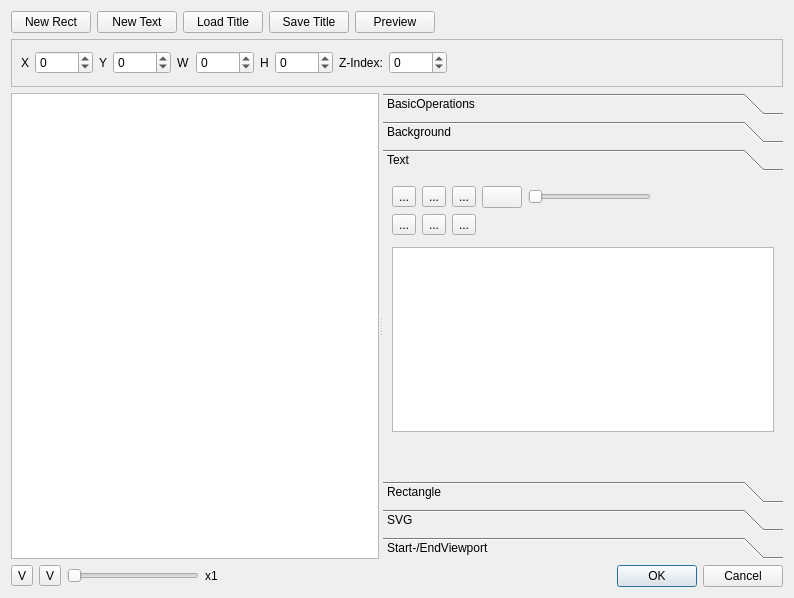
Old version of the form src/widgets/titlewidget_ui.ui in the repository KDE/kdenlive.
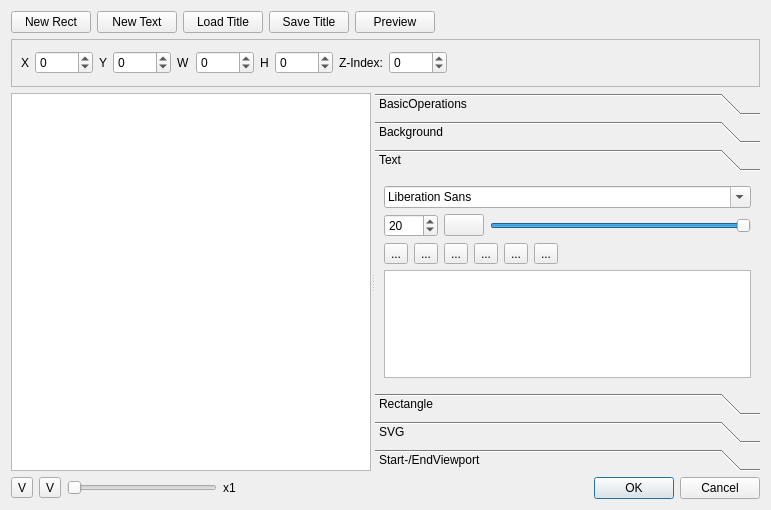
New version of the form. The open tabs and pages were chosen to show the change. Custom widgets are drawn as their Qt base class.

Commit message:
More work on title widget:
*disable textedit for now, it doesn't seem possible to make it work in sync with the qgraphicstextitem - for example selection in the 2 widgets cannot easily be synced, and the textedit->toHtml does not support color transparency...

* add picture of current project frame as background

```diff
--- a/src/widgets/titlewidget_ui.ui
+++ b/src/widgets/titlewidget_ui.ui
@@ -5,8 +5,8 @@
    <rect>
     <x>0</x>
     <y>0</y>
-    <width>794</width>
-    <height>598</height>
+    <width>771</width>
+    <height>510</height>
    </rect>
   </property>
   <property name="sizePolicy" >
@@ -18,8 +18,8 @@
   <property name="windowTitle" >
    <string>Dialog</string>
   </property>
-  <layout class="QGridLayout" name="gridLayout_2" >
-   <item row="0" column="0" colspan="6" >
+  <layout class="QGridLayout" name="gridLayout_4" >
+   <item row="0" column="0" colspan="5" >
     <layout class="QHBoxLayout" >
      <item>
       <widget class="QPushButton" name="newRectButton" >
@@ -71,7 +71,7 @@
      </item>
     </layout>
    </item>
-   <item row="1" column="0" colspan="6" >
+   <item row="1" column="0" colspan="5" >
     <widget class="QFrame" name="frame_properties" >
      <property name="frameShape" >
       <enum>QFrame::StyledPanel</enum>
@@ -185,7 +185,7 @@
      </layout>
     </widget>
    </item>
-   <item row="2" column="0" colspan="6" >
+   <item row="2" column="0" colspan="5" >
     <widget class="QSplitter" name="splitter" >
      <property name="sizePolicy" >
       <sizepolicy vsizetype="Expanding" hsizetype="Expanding" >
@@ -354,36 +354,29 @@
         <rect>
          <x>0</x>
          <y>0</y>
-         <width>358</width>
-         <height>246</height>
+         <width>267</width>
+         <height>177</height>
         </rect>
        </property>
        <attribute name="label" >
         <string>Text</string>
        </attribute>
-       <layout class="QGridLayout" >
+       <layout class="QGridLayout" name="gridLayout_2" >
         <item row="0" column="0" >
-         <layout class="QVBoxLayout" >
-          <item>
-           <layout class="QHBoxLayout" >
-            <item>
-             <widget class="QToolButton" name="toolButton_4" >
-              <property name="text" >
-               <string>...</string>
-              </property>
-             </widget>
-            </item>
+         <widget class="QFontComboBox" name="font_family" />
+        </item>
+        <item row="1" column="0" >
+         <layout class="QHBoxLayout" name="horizontalLayout" >
             <item>
-             <widget class="QToolButton" name="toolButton_5" >
-              <property name="text" >
-               <string>...</string>
-              </property>
-             </widget>
-            </item>
-            <item>
-             <widget class="QToolButton" name="toolButton_6" >
-              <property name="text" >
-               <string>...</string>
+           <widget class="QSpinBox" name="font_size" >
+            <property name="minimum" >
+             <number>8</number>
+            </property>
+            <property name="maximum" >
+             <number>1000</number>
+            </property>
+            <property name="value" >
+             <number>20</number>
               </property>
              </widget>
             </item>
@@ -392,57 +385,71 @@
             </item>
             <item>
              <widget class="QSlider" name="textAlpha" >
+            <property name="maximum" >
+             <number>255</number>
+            </property>
+            <property name="value" >
+             <number>255</number>
+            </property>
               <property name="orientation" >
                <enum>Qt::Horizontal</enum>
               </property>
              </widget>
             </item>
+         </layout>
+        </item>
+        <item row="2" column="0" >
+         <layout class="QHBoxLayout" name="horizontalLayout_2" >
             <item>
-             <spacer>
-              <property name="orientation" >
-               <enum>Qt::Horizontal</enum>
-              </property>
-              <property name="sizeHint" stdset="0" >
-               <size>
-                <width>40</width>
-                <height>20</height>
-               </size>
-              </property>
-             </spacer>
-            </item>
-           </layout>
+           <widget class="QToolButton" name="toolButton_6" >
+            <property name="text" >
+             <string>...</string>
+            </property>
+           </widget>
+          </item>
+          <item>
+           <widget class="QToolButton" name="toolButton_5" >
+            <property name="text" >
+             <string>...</string>
+            </property>
+           </widget>
+          </item>
+          <item>
+           <widget class="QToolButton" name="toolButton_4" >
+            <property name="text" >
+             <string>...</string>
+            </property>
+           </widget>
           </item>
           <item>
-           <layout class="QHBoxLayout" >
-            <item>
-             <widget class="QToolButton" name="toolButton" >
+           <widget class="QToolButton" name="toolButton_7" >
               <property name="text" >
                <string>...</string>
               </property>
              </widget>
             </item>
             <item>
-             <widget class="QToolButton" name="fontBold" >
+           <widget class="QToolButton" name="toolButton_8" >
               <property name="text" >
                <string>...</string>
               </property>
              </widget>
             </item>
             <item>
-             <widget class="QToolButton" name="toolButton_3" >
+           <widget class="QToolButton" name="toolButton_9" >
               <property name="text" >
                <string>...</string>
               </property>
              </widget>
             </item>
             <item>
-             <spacer>
+           <spacer name="horizontalSpacer_2" >
               <property name="orientation" >
                <enum>Qt::Horizontal</enum>
               </property>
               <property name="sizeHint" stdset="0" >
                <size>
-                <width>40</width>
+              <width>52</width>
                 <height>20</height>
                </size>
               </property>
@@ -450,40 +457,9 @@
             </item>
            </layout>
           </item>
-          <item>
-           <widget class="KFontRequester" name="kfontrequester" >
-            <property name="font" >
-             <font>
-              <family>Sans Serif</family>
-              <pointsize>20</pointsize>
-              <weight>50</weight>
-              <italic>false</italic>
-              <bold>false</bold>
-             </font>
-            </property>
-           </widget>
-          </item>
-          <item>
+        <item row="3" column="0" >
            <widget class="KTextEdit" name="ktextedit" />
           </item>
-          <item>
-           <spacer>
-            <property name="orientation" >
-             <enum>Qt::Vertical</enum>
-            </property>
-            <property name="sizeType" >
-             <enum>QSizePolicy::Expanding</enum>
-            </property>
-            <property name="sizeHint" stdset="0" >
-             <size>
-              <width>20</width>
-              <height>40</height>
-             </size>
-            </property>
-           </spacer>
-          </item>
-         </layout>
-        </item>
        </layout>
       </widget>
       <widget class="QWidget" name="Rectangle" >
@@ -897,19 +873,6 @@
     </widget>
    </item>
    <item row="3" column="4" >
-    <spacer name="horizontalSpacer_2" >
-     <property name="orientation" >
-      <enum>Qt::Horizontal</enum>
-     </property>
-     <property name="sizeHint" stdset="0" >
-      <size>
-       <width>387</width>
-       <height>20</height>
-      </size>
-     </property>
-    </spacer>
-   </item>
-   <item row="3" column="5" >
     <widget class="QDialogButtonBox" name="buttonBox" >
      <property name="orientation" >
       <enum>Qt::Horizontal</enum>
@@ -927,11 +890,6 @@
    <extends>QPushButton</extends>
    <header>kcolorbutton.h</header>
   </customwidget>
-  <customwidget>
-   <class>KFontRequester</class>
-   <extends>QWidget</extends>
-   <header>kfontrequester.h</header>
-  </customwidget>
   <customwidget>
    <class>KIntSpinBox</class>
    <extends>QSpinBox</extends>
```
Left out of the diff: 39 changed lines with no effect on the pictures. Lines whose indentation alone changed are shown as unchanged. The commit also changes 6 other files.
